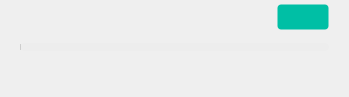
meganz/MEGAsync, file src/MEGASync/transfers/gui/linux/TransfersAccountInfoWidget.ui: the form before one commit.
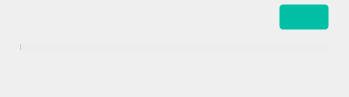
The form after the commit. Custom widgets are drawn as their Qt base class.

Commit message: SNC-5503: Replace Inter font for Lato.

What changed in the file:
```diff
--- a/src/MEGASync/transfers/gui/linux/TransfersAccountInfoWidget.ui
+++ b/src/MEGASync/transfers/gui/linux/TransfersAccountInfoWidget.ui
@@ -21,7 +21,7 @@
 
 #bUpgrade
 {
-	font-family: Inter;
+        font-family: Lato;
 	font-size: 12px;
 	line-height: 16px;
 	border: 1px solid #0000001A;
@@ -33,7 +33,7 @@
 
 #lStorage
 {
-	font-family: Inter;
+        font-family: Lato;
 	font-size: 12px;
 	line-height: 18px;
 	color: #303233;
```
The commit also changes 12 other files.
